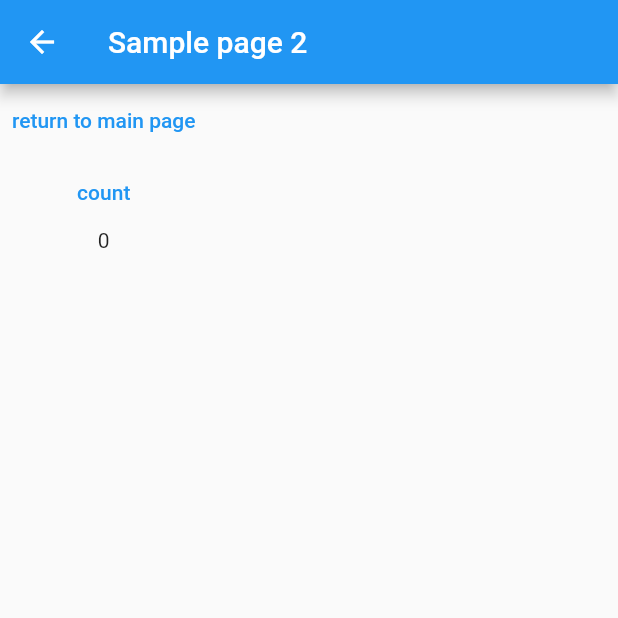
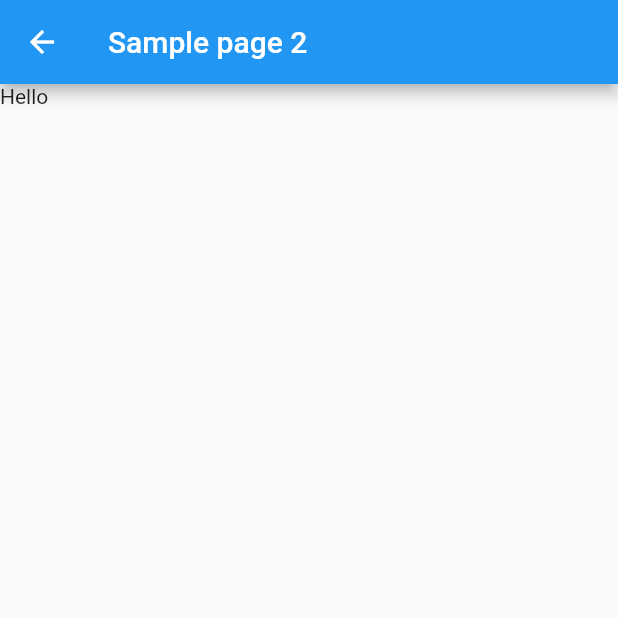
Before and after one commit to MionAoki/mgmt_app, a Flutter app: the Page2 screen opened by its route, on a phone screen of 412 x 824 dp, the top half of it. Run offline on Flutter 3.47's test engine with Material 2 defaults, Android fonts, the phone set to English and light mode, and no system bars; our stand-ins replace flutter_datetime_picker, sqflite; accounts and stored records are empty.

```diff
--- a/lib/main.dart
+++ b/lib/main.dart
@@ -2,7 +2,7 @@ import 'package:flutter/material.dart';
 import 'mainpage.dart';
 import 'page1.dart';
 import 'page2.dart';
-//import '/widgets/BottomNavi.dart';
+import 'sample_db1.dart';
 
 
 void main(){
--- a/lib/page1.dart
+++ b/lib/page1.dart
@@ -161,9 +161,9 @@ class _AddTextState extends State<AddText>{
                 );
               }
             ),
-          ),
+          ),//Containar end
 
-        ],
+        ],//Column end
       ),
     );
   }
--- a/lib/page2.dart
+++ b/lib/page2.dart
@@ -1,6 +1,9 @@
+
+import 'dart:developer';
 
 import 'package:flutter/material.dart';
 import 'main.dart';
+import 'sample_db1.dart';
 
 class Page2 extends StatefulWidget{
   @override
@@ -8,43 +11,16 @@ class Page2 extends StatefulWidget{
 }
 
 class _Page2State extends State<Page2>{
-
-  int count = 0;
-
   @override
   Widget build(BuildContext context) {
+    print(sample_db(id: 1,text: '2番目',priority: 2));
+
     return Scaffold(
-        appBar: AppBar(
-          title: Text('Sample page 2'),
-        ),
-        body: Column(
-          children: <Widget>[
-            Container(
-              child: TextButton(
-                child: Text("return to main page"),
-                onPressed: (){
-                  Navigator.pop(context);
-                },
-              ),
-            ),
-
-
-            Column(
-              children: <Widget>[
-                  TextButton(
-                    child: Text("count"),
-                    onPressed: (){
-                      setState((){
-                        count = count + 1;
-                      });
-                    },
-                  ),
-
-                  Text(count.toString()),
-              ]
-            ),
-          ]
-        ),
+      appBar: AppBar(
+        title: Text('Sample page 2'),
+      ),
+      body:Text('Hello'),
     );
   }
-}
+
+}//_Page2State end
```
Also changed, not shown: lib/sample_db1.dart (+18 -7 lines).
